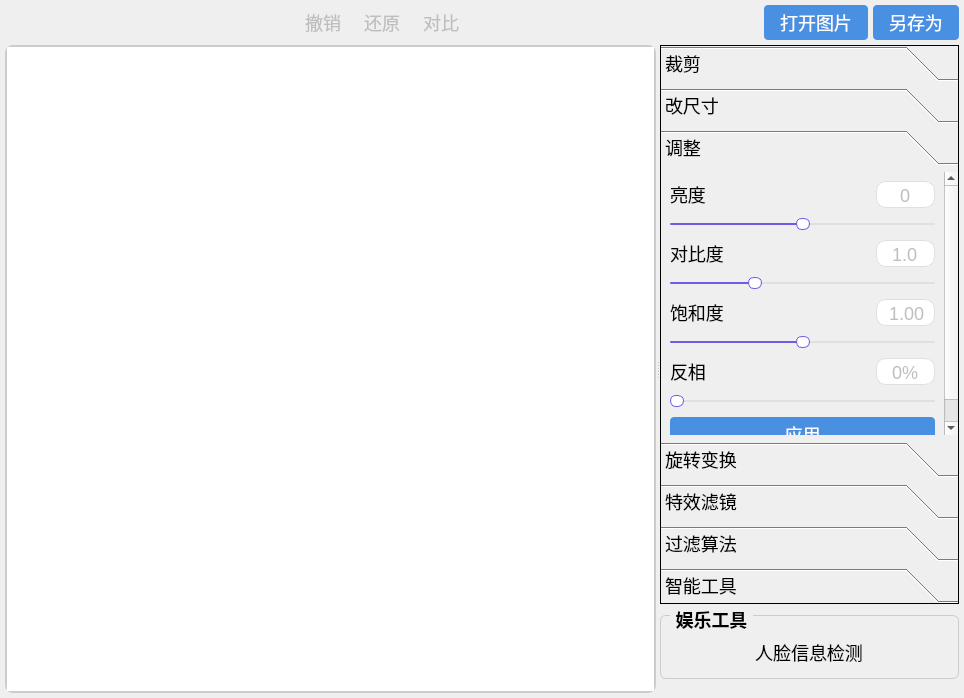
First picture: the form in UI/PS.ui, repository uxinghai/ICMA-Qt, before the edit.
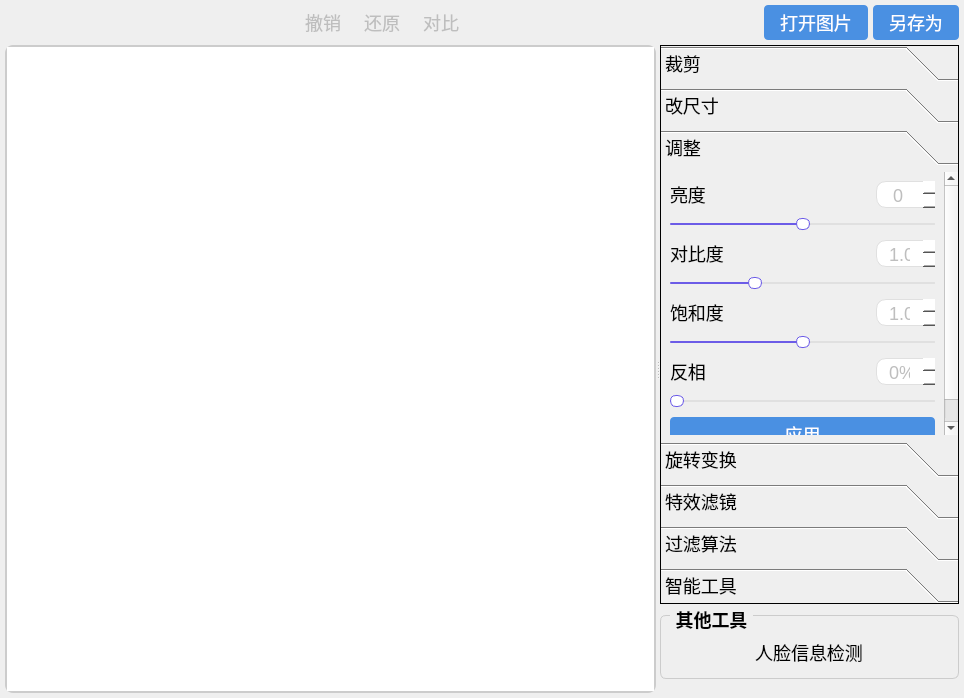
Second picture: the form after the edit. The open tabs and pages were chosen to show the change. Icons and pictures are not drawn.

```diff
--- a/UI/PS.ui
+++ b/UI/PS.ui
@@ -721,8 +721,8 @@
                               <rect>
                                 <x>0</x>
                                 <y>0</y>
-                                <width>142</width>
-                                <height>301</height>
+                <width>296</width>
+                <height>289</height>
                               </rect>
                             </property>
                             <property name="styleSheet">
@@ -809,9 +809,7 @@
                                     <bool>false</bool>
                                   </property>
                                   <property name="buttonSymbols">
-                                    <enum>
-                                      QAbstractSpinBox::ButtonSymbols::NoButtons
-                                    </enum>
+                  <enum>QAbstractSpinBox::UpDownArrows</enum>
                                   </property>
                                   <property name="accelerated">
                                     <bool>false</bool>
@@ -873,9 +871,7 @@
                                     <set>Qt::AlignmentFlag::AlignCenter</set>
                                   </property>
                                   <property name="buttonSymbols">
-                                    <enum>
-                                      QAbstractSpinBox::ButtonSymbols::NoButtons
-                                    </enum>
+                  <enum>QAbstractSpinBox::UpDownArrows</enum>
                                   </property>
                                   <property name="decimals">
                                     <number>1</number>
@@ -944,9 +940,7 @@
                                     <set>Qt::AlignmentFlag::AlignCenter</set>
                                   </property>
                                   <property name="buttonSymbols">
-                                    <enum>
-                                      QAbstractSpinBox::ButtonSymbols::NoButtons
-                                    </enum>
+                  <enum>QAbstractSpinBox::UpDownArrows</enum>
                                   </property>
                                   <property name="accelerated">
                                     <bool>false</bool>
@@ -1027,9 +1021,7 @@
                                     <bool>false</bool>
                                   </property>
                                   <property name="buttonSymbols">
-                                    <enum>
-                                      QAbstractSpinBox::ButtonSymbols::NoButtons
-                                    </enum>
+                  <enum>QAbstractSpinBox::UpDownArrows</enum>
                                   </property>
                                   <property name="accelerated">
                                     <bool>false</bool>
@@ -1747,7 +1739,7 @@
               <item row="1" column="0">
                 <widget class="QGroupBox" name="otherTool">
                   <property name="title">
-                    <string>娱乐工具</string>
+          <string>其他工具</string>
                   </property>
                   <layout class="QGridLayout" name="gridLayout_6">
                     <item row="0" column="0">
```
Left out of the diff: 326 changed lines with no effect on the pictures. Lines whose indentation alone changed are shown as unchanged.
